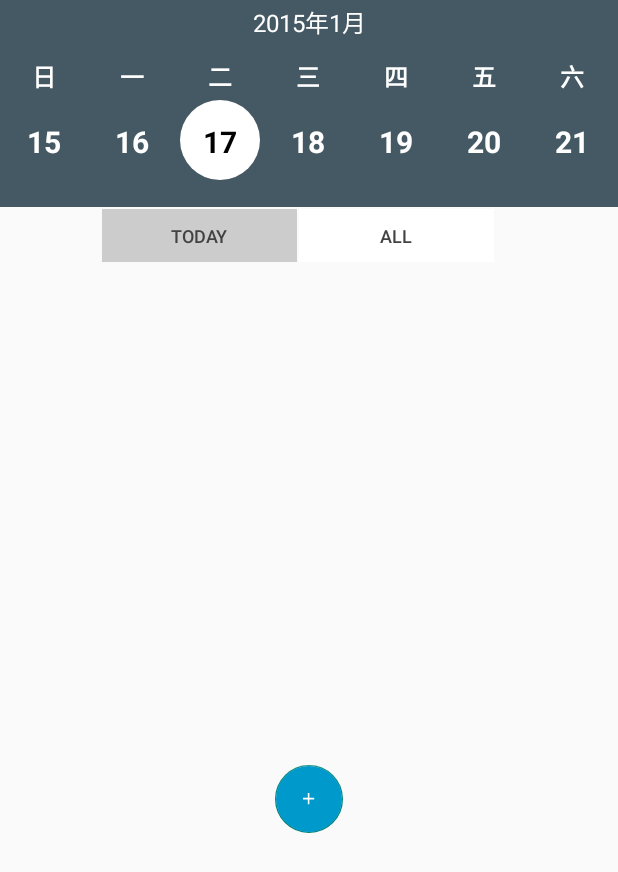
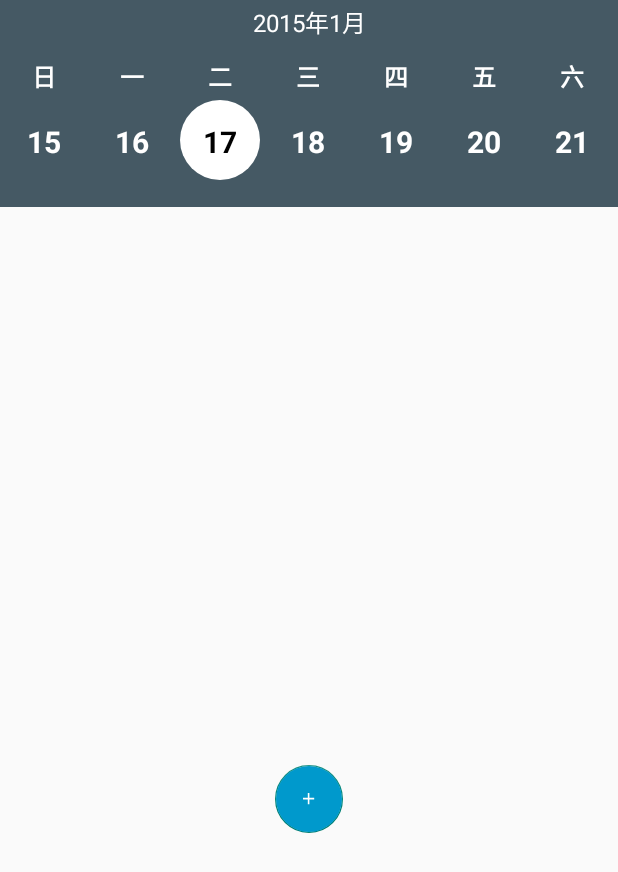
Before and after one commit to GraduateProject-5tw/TickTackTock, an Android app: the TodayToDoListActivity screen opened directly, with no data from a screen before it, on a phone screen of 412 x 824 dp. Shown: the top 872 px of the screen. Run offline under Robolectric (Android 15) with nearby library versions, the phone set to English and light mode, and no system bars.

```diff
--- a/app/src/main/java/com/GraduateProject/TimeManagementApp/TodayToDoListActivity.java
+++ b/app/src/main/java/com/GraduateProject/TimeManagementApp/TodayToDoListActivity.java
@@ -75,8 +75,7 @@ public class TodayToDoListActivity extends AppCompatActivity implements DialogCl
         taskAdapter = new ToDoAdapter(db, TodayToDoListActivity.this);
         tasksRecyclerView.setAdapter(taskAdapter);
 
-        Button today_btn = findViewById(R.id.today_btn);
-        Button all_btn = findViewById(R.id.all_btn);
+
         todayToDoListActivity = this;
 
         new_btn = findViewById(R.id.new_btn);
@@ -87,12 +86,6 @@ public class TodayToDoListActivity extends AppCompatActivity implements DialogCl
         taskList = db.getAllTasks();
         Collections.reverse(taskList);
         taskAdapter.setTasks(taskList);
-
-        all_btn.setEnabled(true);
-        all_btn.setBackgroundColor(-1); //白色
-
-        today_btn.setEnabled(false);
-        today_btn.setBackgroundColor(-3355444);
 
         new_btn.setOnClickListener(new View.OnClickListener() {
             @Override
--- a/app/src/main/res/layout/activity_todolist.xml
+++ b/app/src/main/res/layout/activity_todolist.xml
@@ -42,32 +42,6 @@
         android:layout_height="40dp"
         android:layout_gravity="center_horizontal"
         android:orientation="horizontal">
-
-        <Button
-            android:id="@+id/today_btn"
-            android:layout_width="130dp"
-            android:layout_height="35dp"
-            android:layout_gravity="center_horizontal"
-            android:layout_marginTop="1dp"
-            android:background="@drawable/button_left"
-            android:text="today"
-            android:textColor="#FF424242"
-            android:textSize="12sp" />
-
-        <Button
-            android:id="@+id/all_btn"
-            android:layout_width="130dp"
-            android:layout_height="35dp"
-            android:layout_gravity="center_horizontal"
-            android:layout_marginStart="1dp"
-            android:layout_marginTop="1dp"
-            android:layout_toEndOf="@id/today_btn"
-            android:background="@drawable/button_right"
-            android:text="all"
-            android:textColor="#FF424242"
-            android:textSize="12sp" />
-
-
     </RelativeLayout>
 
     <RelativeLayout
```
Also changed, not shown: app/src/main/res/layout/activity_alltodo.xml (deleted, +0 -67 lines).
